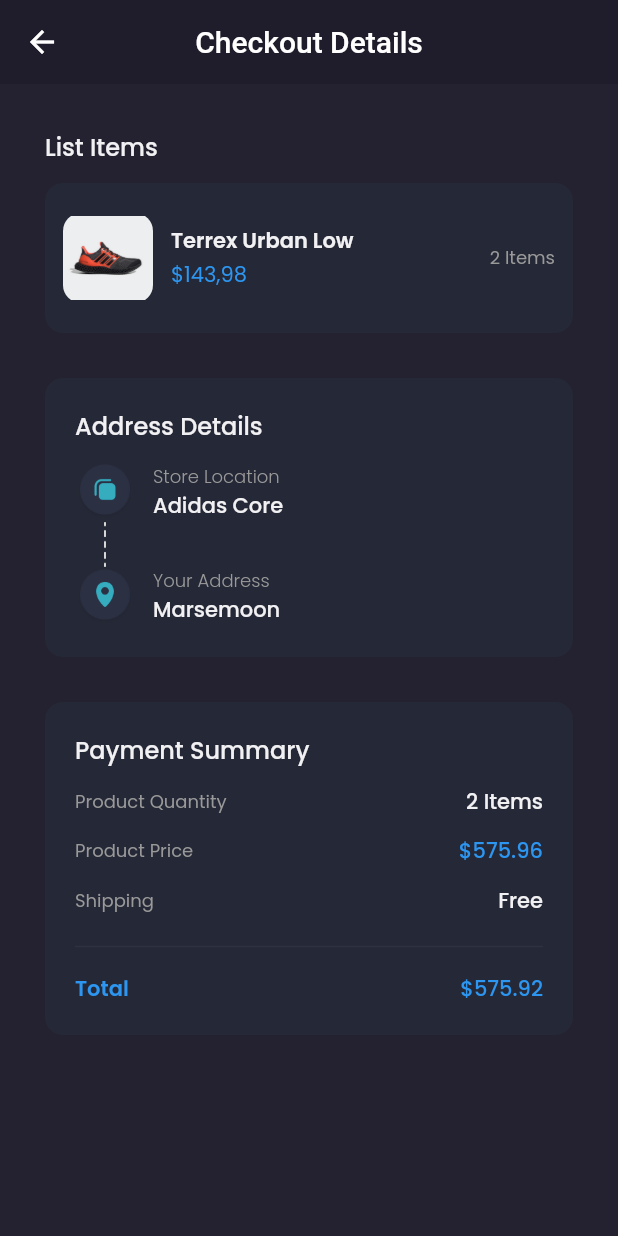
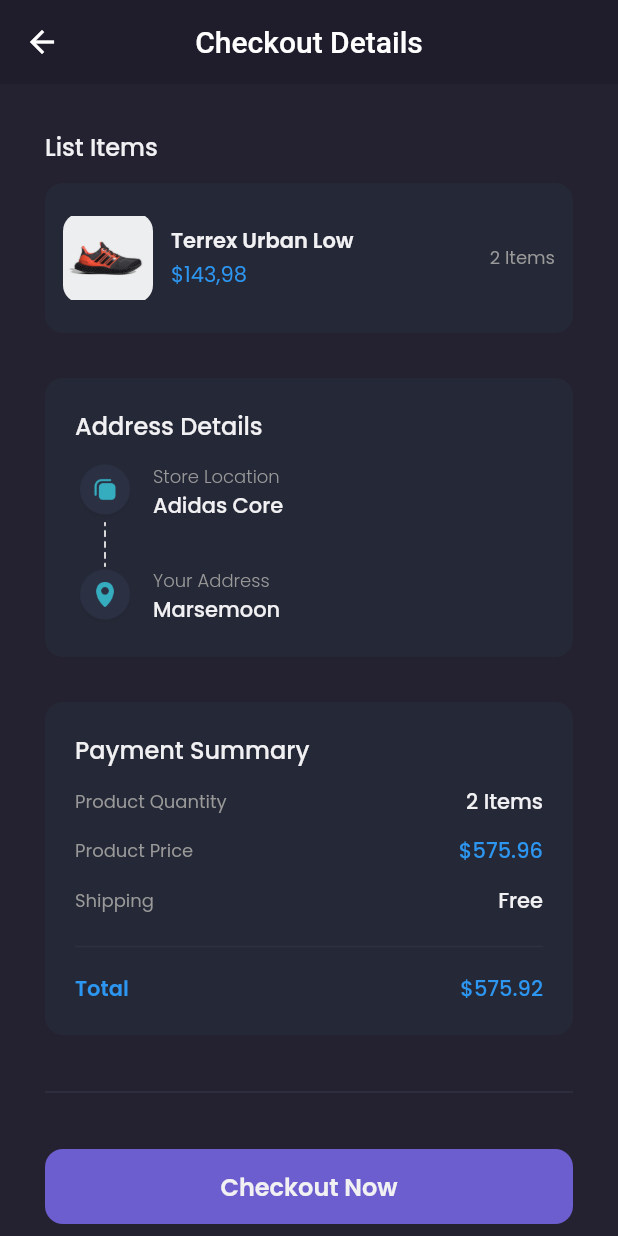
Before and after one commit to nenofetch/bwa_frontend_flutter, a Flutter app: the CheckoutPage screen opened by its route, on a phone screen of 412 x 824 dp. Run offline on Flutter 3.47's test engine with Material 2 defaults, Android fonts, the phone set to English and light mode, and no system bars; our stand-ins replace carousel_slider, google_fonts.

Commit message:
chore: adding checkout button at checkout page

```diff
--- a/lib/pages/checkout_page.dart
+++ b/lib/pages/checkout_page.dart
@@ -232,6 +232,37 @@
               ],
             ),
           ),
+
+          // Checkout Button Section
+
+          SizedBox(
+            height: defaultMargin,
+          ),
+          Divider(
+            thickness: 1,
+            color: Color(0xff2E3141),
+          ),
+          Container(
+            height: 50,
+            width: double.infinity,
+            margin: EdgeInsets.symmetric(vertical: defaultMargin),
+            child: TextButton(
+              onPressed: () {},
+              style: TextButton.styleFrom(
+                backgroundColor: primaryColor,
+                shape: RoundedRectangleBorder(
+                  borderRadius: BorderRadius.circular(12),
+                ),
+              ),
+              child: Text(
+                'Checkout Now',
+                style: primaryTextStyle.copyWith(
+                  fontSize: 16,
+                  fontWeight: semiBold,
+                ),
+              ),
+            ),
+          )
         ],
       );
     }
```
